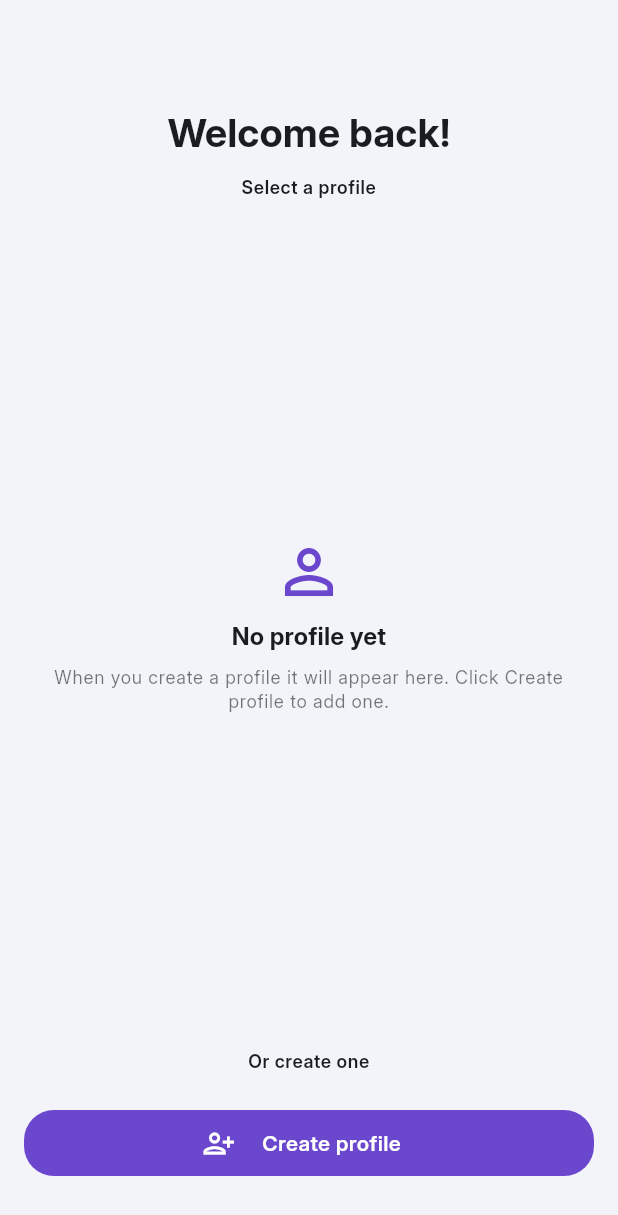
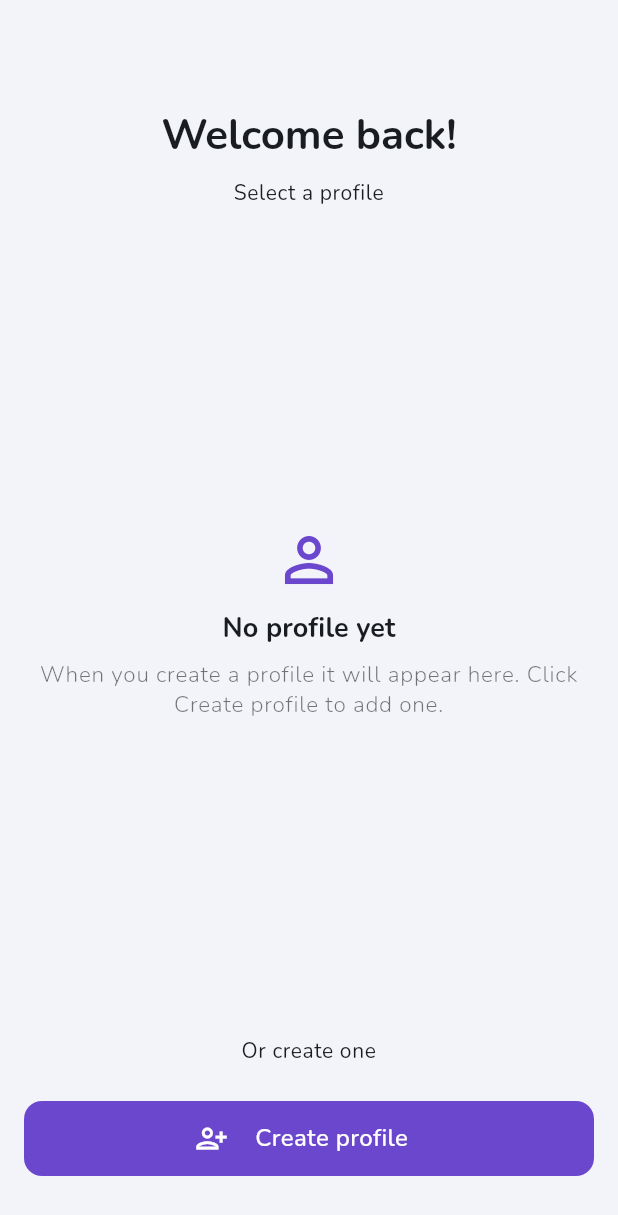
Before and after one commit to famarrero/custos, a Flutter app: the screen it shows after launch, on a phone screen of 412 x 824 dp. Shown: the top 1215 px of the screen. Run offline on Flutter 3.47's test engine with Material 3 defaults, Android fonts, the phone set to English and light mode, and no system bars; drawn by our look-alikes of toastification; our stand-ins replace bloc, flutter_bloc, flutter_localized_locales, flutter_markdown_plus, flutter_native_splash, flutter_secure_storage and 9 more; missing offline and left inert: flex_color_picker, restart_app; accounts and stored records are empty; generated files the repository leaves out were written again.

Commit message:
- Fix typography

```diff
--- a/lib/core/utils/app_icons.dart
+++ b/lib/core/utils/app_icons.dart
@@ -16,6 +16,7 @@ final class AppIcons {
   static const IconData copy = Icons.copy;
   static const IconData back = Icons.arrow_back_ios_new;
   static const IconData logout = Icons.logout;
+  static const IconData debug = Icons.bug_report_outlined;
 
   // Auth/user
   static const IconData user = Icons.person_outline;
--- a/lib/core/utils/app_spacing.dart
+++ b/lib/core/utils/app_spacing.dart
@@ -13,7 +13,7 @@ import 'package:flutter/material.dart';
 /// Scales auto‑adapt for mobile/tablet via screen width.
 class AppSpacing {
   // Corners + calculated scale
-  static const double baseCorner = 20.0; // modify once → everything scales
+  static const double baseCorner = 12.0; // modify once → everything scales
   static double corner(BuildContext context, [double factor = 1]) =>
       (DeviceInfo.isTablet(context)
           ? baseCorner * 1.2 * factor
--- a/lib/presentation/app/theme/app_theme.dart
+++ b/lib/presentation/app/theme/app_theme.dart
@@ -140,7 +140,7 @@ class AppTheme extends ThemeExtension<AppTheme> {
     if (deviceType == DeviceType.isMobile) {
       // Set the text theme according to the device type.
       _textTheme = _buildBaseTextTheme(
-        baseBodyMediumFontSize: 14,
+        baseBodyMediumFontSize: 16,
         colorScheme: _colorScheme,
       );
 
@@ -256,94 +256,94 @@ TextTheme _buildBaseTextTheme({
     // DISPLAY
     displayLarge: TextStyle(
       fontSize: baseBodyMediumFontSize + 18,
-      fontWeight: FontWeight.w600,
-      fontFamily: FontFamily.inter,
+      fontWeight: FontWeight.w700,
+      fontFamily: FontFamily.nunito,
     ),
     displayMedium: TextStyle(
       fontSize: baseBodyMediumFontSize + 16,
-      fontWeight: FontWeight.w600,
-      fontFamily: FontFamily.inter,
+      fontWeight: FontWeight.w700,
+      fontFamily: FontFamily.nunito,
     ),
     displaySmall: TextStyle(
       fontSize: baseBodyMediumFontSize + 14,
-      fontWeight: FontWeight.w600,
-      fontFamily: FontFamily.inter,
+      fontWeight: FontWeight.w700,
+      fontFamily: FontFamily.nunito,
     ),
 
     // HEADLINE
     headlineLarge: TextStyle(
       fontSize: baseBodyMediumFontSize + 12,
       fontWeight: FontWeight.w700,
-      fontFamily: FontFamily.inter,
+      fontFamily: FontFamily.nunito,
     ),
     headlineMedium: TextStyle(
       fontSize: baseBodyMediumFontSize + 10,
       fontWeight: FontWeight.w700,
-      fontFamily: FontFamily.inter,
+      fontFamily: FontFamily.nunito,
     ),
     headlineSmall: TextStyle(
       fontSize: baseBodyMediumFontSize + 8,
       fontWeight: FontWeight.w700,
-      fontFamily: FontFamily.inter,
+      fontFamily: FontFamily.nunito,
     ),
 
     // TITLE
     titleLarge: TextStyle(
       fontSize: baseBodyMediumFontSize + 6,
-      fontWeight: FontWeight.w800,
-      fontFamily: FontFamily.inter,
+      fontWeight: FontWeight.w700,
+      fontFamily: FontFamily.nunito,
     ),
     titleMedium: TextStyle(
       fontSize: baseBodyMediumFontSize + 4,
-      fontWeight: FontWeight.w800,
-      fontFamily: FontFamily.inter,
+      fontWeight: FontWeight.w700,
+      fontFamily: FontFamily.nunito,
     ),
     titleSmall: TextStyle(
       fontSize: baseBodyMediumFontSize + 2,
-      fontWeight: FontWeight.w800,
-      fontFamily: FontFamily.inter,
+      fontWeight: FontWeight.w700,
+      fontFamily: FontFamily.nunito,
     ),
 
     // BODY
     bodyLarge: TextStyle(
       fontSize: baseBodyMediumFontSize + 2,
-      fontWeight: FontWeight.w600,
+      fontWeight: FontWeight.w500,
       color: colorScheme.onSurface,
-      fontFamily: FontFamily.inter,
+      fontFamily: FontFamily.nunito,
     ),
     bodyMedium: TextStyle(
       fontSize: baseBodyMediumFontSize,
-      fontWeight: FontWeight.w600,
+      fontWeight: FontWeight.w500,
       color: colorScheme.onSurface,
-      fontFamily: FontFamily.inter,
+      fontFamily: FontFamily.nunito,
     ),
     bodySmall: TextStyle(
       fontSize: baseBodyMediumFontSize - 2,
-      fontWeight: FontWeight.w600,
+      fontWeight: FontWeight.w400,
       color: colorScheme.onSurface,
-      fontFamily: FontFamily.inter,
+      fontFamily: FontFamily.nunito,
     ),
 
     // LABEL
     labelLarge: TextStyle(
       fontSize: baseBodyMediumFontSize,
-      fontWeight: FontWeight.w400,
+      fontWeight: FontWeight.w300,
       letterSpacing: 1.5,
       color: colorScheme.onSurface.withValues(alpha: 0.6),
-      fontFamily: FontFamily.inter,
+      fontFamily: FontFamily.nunito,
     ),
     labelMedium: TextStyle(
-      fontSize: baseBodyMediumFontSize - 2,
-      fontWeight: FontWeight.w400,
+      fontSize: baseBodyMediumFontSize - 1,
+      fontWeight: FontWeight.w300,
       color: colorScheme.onSurface.withValues(alpha: 0.6),
-      fontFamily: FontFamily.inter,
+      fontFamily: FontFamily.nunito,
     ),
     labelSmall: TextStyle(
-      fontSize: baseBodyMediumFontSize - 3,
-      fontWeight: FontWeight.w400,
+      fontSize: baseBodyMediumFontSize - 2,
+      fontWeight: FontWeight.w300,
       letterSpacing: 1.5,
       color: colorScheme.onSurface.withValues(alpha: 0.6),
-      fontFamily: FontFamily.inter,
+      fontFamily: FontFamily.nunito,
     ),
   );
 }
--- a/lib/presentation/components/custom_badge.dart
+++ b/lib/presentation/components/custom_badge.dart
@@ -55,6 +55,7 @@ class CustomBadge extends StatelessWidget {
         child: Row(
           mainAxisSize: MainAxisSize.min,
           mainAxisAlignment: MainAxisAlignment.center,
+          crossAxisAlignment: CrossAxisAlignment.center,
           spacing: context.sm,
           children: [
             if (icon != null)
--- a/lib/presentation/pages/passwords_entries/components/password_entry_tile.dart
+++ b/lib/presentation/pages/passwords_entries/components/password_entry_tile.dart
@@ -56,7 +56,7 @@ class PasswordEntryTile extends StatelessWidget {
                             icon: passwordEntry.group!.icon,
                             text: passwordEntry.group!.name,
                             color: passwordEntry.group!.color,
-                            height: 18,
+                            height: 22,
                             corner: context.corner() * 0.4,
                           ),
                         Text(
--- a/lib/presentation/pages/settings/settings_page.dart
+++ b/lib/presentation/pages/settings/settings_page.dart
@@ -1,3 +1,4 @@
+import 'package:custos/core/app_environment.dart';
 import 'package:custos/core/extensions/build_context_extension.dart';
 import 'package:custos/core/extensions/datetime_extension.dart';
 import 'package:custos/core/extensions/theme_mode_extension.dart';
@@ -11,6 +12,7 @@ import 'package:custos/presentation/components/avatar_widget.dart';
 import 'package:custos/presentation/components/custom_container.dart';
 import 'package:custos/presentation/components/custom_tiles_options.dart';
 import 'package:custos/presentation/components/privacy_police_widget.dart';
+import 'package:custos/presentation/components/typography_show_case.dart';
 import 'package:custos/presentation/cubit/app/app_cubit.dart';
 import 'package:custos/presentation/cubit/auth/auth_cubit.dart';
 import 'package:flutter/material.dart';
@@ -32,6 +34,7 @@ class SettingsPage extends StatelessWidget {
         horizontal: context.xl,
         vertical: context.lg,
       ),
+      child: SingleChildScrollView(
         child: Column(
           children: [
             if (profile?.name != null && profile!.name.trim().isNotEmpty) ...[
@@ -133,10 +136,12 @@ class SettingsPage extends StatelessWidget {
               ),
             ),
 
-          SizedBox(height: context.space(9.5)),
+            SizedBox(height: context.xxxl),
 
             Padding(
-            padding: EdgeInsets.symmetric(horizontal: context.xxxl + context.s),
+              padding: EdgeInsets.symmetric(
+                horizontal: context.xxxl + context.s,
+              ),
               child: Row(
                 mainAxisAlignment: MainAxisAlignment.spaceBetween,
                 children: [
@@ -155,7 +160,12 @@ class SettingsPage extends StatelessWidget {
                 ],
               ),
             ),
+
+            SizedBox(height: context.xxxl),
+
+            if (AppEnvironment.isDevOrDebugMode) TypographyShowcase(),
           ],
+        ),
       ),
     );
   }
```
Also changed, not shown: pubspec.yaml (+5 -11 lines), assets/fonts/Inter_24pt-Bold.ttf (deleted), assets/fonts/Inter_24pt-ExtraLight.ttf (deleted), assets/fonts/Inter_24pt-Light.ttf (deleted), assets/fonts/Inter_24pt-Medium.ttf (deleted), assets/fonts/Inter_24pt-Regular.ttf (deleted), assets/fonts/Inter_24pt-SemiBold.ttf (deleted), assets/fonts/Inter_24pt-Thin.ttf (deleted), assets/fonts/Nunito-Bold.ttf (added), assets/fonts/Nunito-Light.ttf (added), assets/fonts/Nunito-Medium.ttf (added), assets/fonts/Nunito-Regular.ttf (added), lib/presentation/app/generated/assets.gen.dart, lib/presentation/app/generated/fonts.gen.dart. Lines whose indentation alone changed are shown as unchanged.
